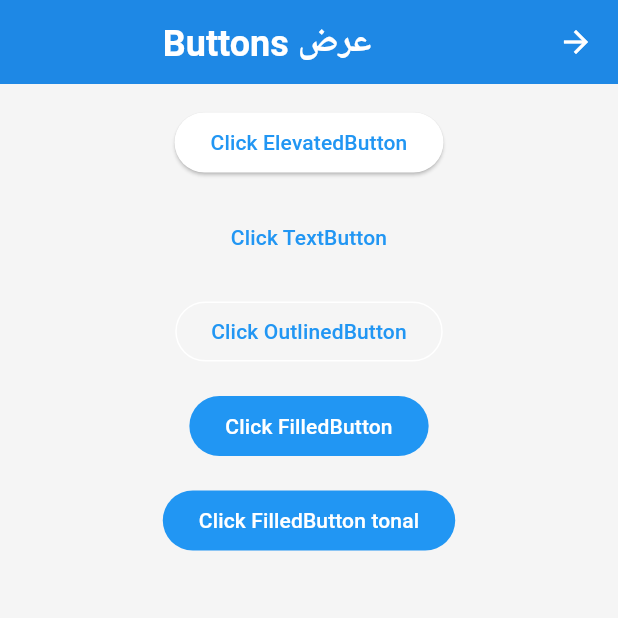
After one commit to Amjed510/Learn-Flutter-Widgets, a Flutter app: the ButtonsScreen screen opened directly, on a phone screen of 412 x 824 dp, the top half of it. The commit adds this screen. Run offline on Flutter 3.47's test engine with Material 3 defaults, Android fonts, the phone set to English and light mode, and no system bars; our stand-ins replace google_fonts; Roboto replaces fonts that are missing (Cairo).

Commit message:
Add buttons screens

```diff
--- /dev/null
+++ b/lib/screens/buttons_screen.dart
@@ -0,0 +1,81 @@
+import 'package:flutter/material.dart';
+import 'package:tebale_app/widgets/custom_appbar.dart';
+
+class ButtonsScreen extends StatefulWidget {
+  const ButtonsScreen({super.key});
+
+  @override
+  State<ButtonsScreen> createState() => _ButtonsScreenState();
+}
+
+class _ButtonsScreenState extends State<ButtonsScreen> {
+  @override
+  Widget build(BuildContext context) {
+    return Scaffold(
+      appBar: CustomAppbar(title: "عرض Buttons"),
+
+      body: SingleChildScrollView(
+        child: Center(
+          child: Column(
+            children: [
+              SizedBox(height: 15),
+              // show ElevatedButton
+              ElevatedButton(
+                onPressed: () {
+                  ScaffoldMessenger.of(context).showSnackBar(
+                    SnackBar(content: Text("You Click Elevated Button")),
+                  );
+                },
+                child: Text("Click ElevatedButton"),
+              ),
+
+              SizedBox(height: 15),
+              // show TextButton
+              TextButton(
+                onPressed: () {
+                  ScaffoldMessenger.of(context).showSnackBar(
+                    SnackBar(content: Text("You Click TextButton")),
+                  );
+                },
+                child: Text("Click TextButton"),
+              ),
+
+              SizedBox(height: 15),
+              // show OutlinedButton
+              OutlinedButton(
+                onPressed: () {
+                  ScaffoldMessenger.of(context).showSnackBar(
+                    SnackBar(content: Text("You Click Outlined Button")),
+                  );
+                },
+                child: Text("Click OutlinedButton"),
+              ),
+
+              SizedBox(height: 15),
+              // show FilledButton
+              FilledButton(
+                onPressed: () {
+                  ScaffoldMessenger.of(context).showSnackBar(
+                    SnackBar(content: Text("YOu Click Filled Button")),
+                  );
+                },
+                child: Text("Click FilledButton"),
+              ),
+
+              SizedBox(height: 15),
+              // show FilledButton
+              FilledButton.tonal(
+                onPressed: () {
+                  ScaffoldMessenger.of(context).showSnackBar(
+                    SnackBar(content: Text("You Click FilledButton.tonal")),
+                  );
+                },
+                child: Text("Click FilledButton tonal"),
+              ),
+            ],
+          ),
+        ),
+      ),
+    );
+  }
+}
--- a/lib/screens/home_screen.dart
+++ b/lib/screens/home_screen.dart
@@ -1,4 +1,5 @@
 import 'package:flutter/material.dart';
+import 'package:tebale_app/screens/buttons_screen.dart';
 import 'package:tebale_app/screens/images_screen.dart';
 import 'package:tebale_app/screens/radio_screen.dart';
 import 'package:tebale_app/screens/table_screen.dart';
@@ -22,7 +23,8 @@ class _HomeScreenState extends State<HomeScreen> {
         children: [
           CastomCard(titleText: "Table Widget", page: TableScreen()),
           CastomCard(titleText: "Image Widget", page: ImageScreen()),
-            CastomCard(titleText: "Radio Widget", page: RadioScreen()),
+          CastomCard(titleText: "Radio Widget", page: RadioScreen()),
+          CastomCard(titleText: "Buttons Widget", page: ButtonsScreen()),
         ],
       ),
     );
```
